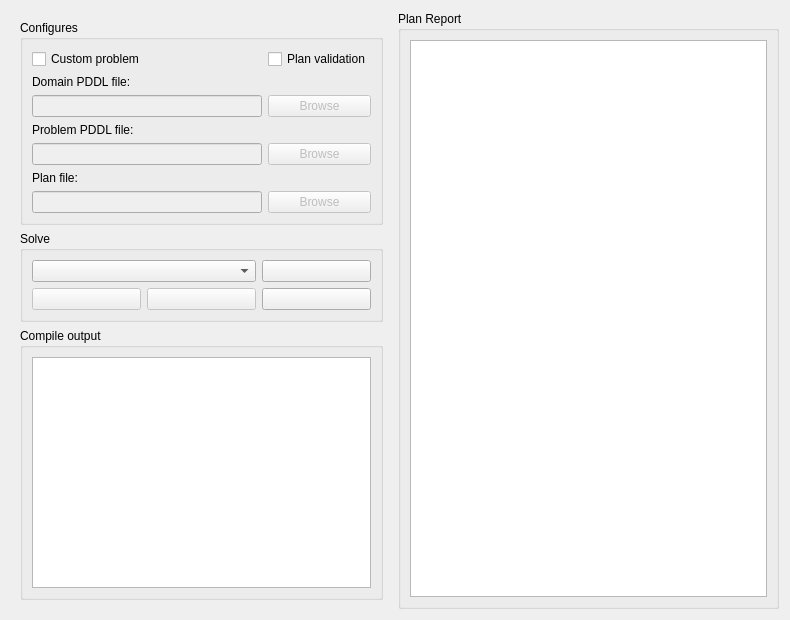
Old version of the form KAVI/forms/PlanningDialog.ui in the repository xuanjianwu/KAVI.
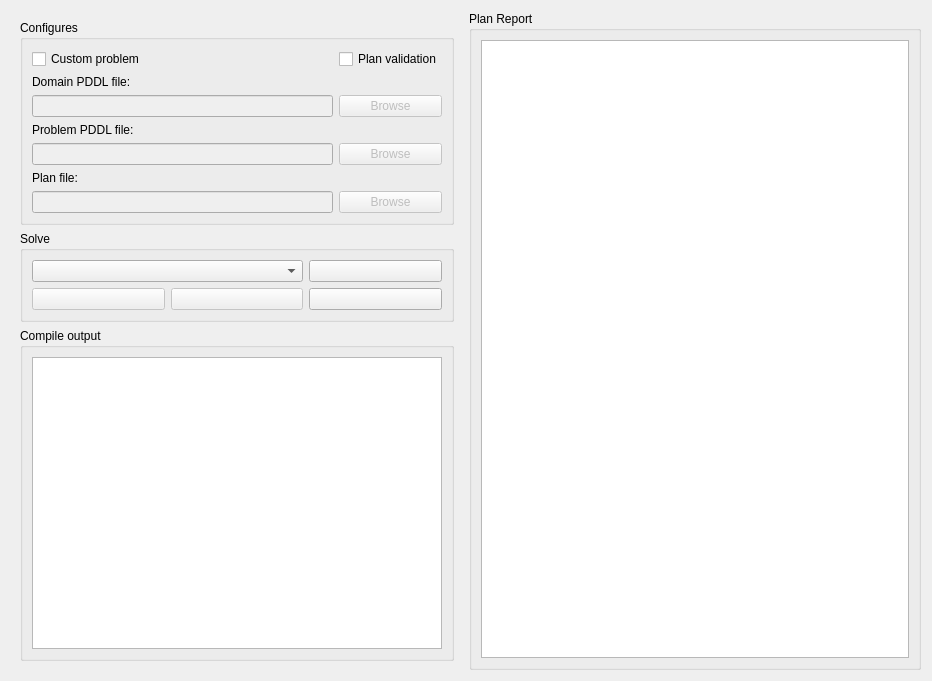
New version of the form. Icons and pictures are not drawn.

What changed in the file:
```diff
--- a/KAVI/forms/PlanningDialog.ui
+++ b/KAVI/forms/PlanningDialog.ui
@@ -6,8 +6,8 @@
    <rect>
     <x>0</x>
     <y>0</y>
-    <width>790</width>
-    <height>620</height>
+    <width>932</width>
+    <height>681</height>
    </rect>
   </property>
   <property name="windowTitle">
```
